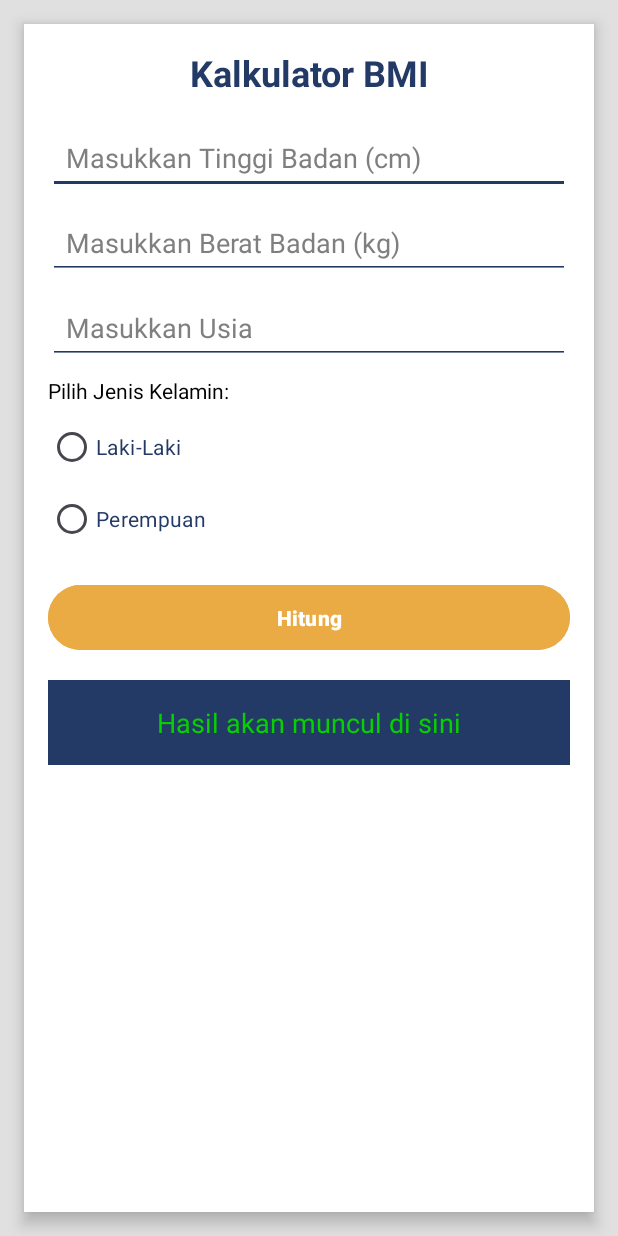
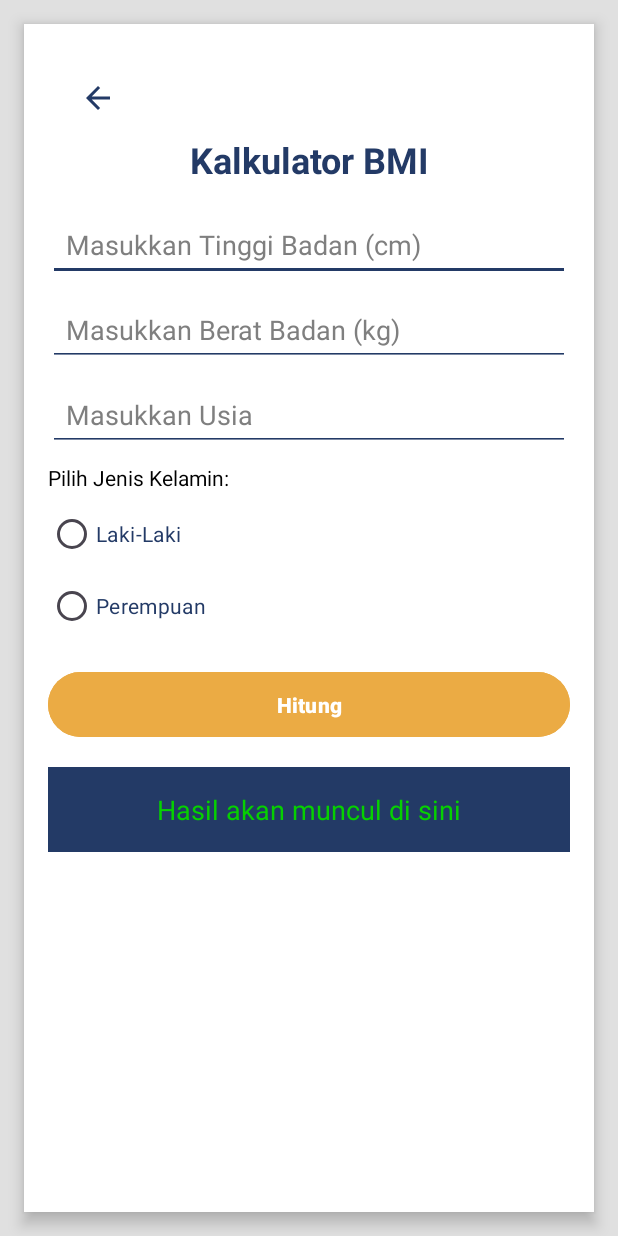
Before and after one commit to rizkimln/NutriPlan, an Android app: the KalkulatorActivity screen opened directly, with no data from a screen before it, on a phone screen of 412 x 824 dp. Run offline under Robolectric (Android 15) with nearby library versions, the phone set to English and light mode, and no system bars.

Commit message:
back button dan item nearest gym foto

```diff
--- a/app/src/main/java/com/example/tugashalamanawal/KalkulatorActivity.kt
+++ b/app/src/main/java/com/example/tugashalamanawal/KalkulatorActivity.kt
@@ -1,8 +1,10 @@
 package com.example.tugashalamanawal
 
+import android.content.Intent
 import android.os.Bundle
 import android.widget.Button
 import android.widget.EditText
+import android.widget.ImageView
 import android.widget.RadioGroup
 import android.widget.TextView
 import androidx.activity.enableEdgeToEdge
@@ -31,6 +33,12 @@ class KalkulatorActivity : AppCompatActivity() {
         val rgGender = findViewById<RadioGroup>(R.id.rgGender)
         val btnCalculate = findViewById<Button>(R.id.btnCalculate)
         val tvResult = findViewById<TextView>(R.id.tvResult)
+        val backButton = findViewById<ImageView>(R.id.backButton)
+
+        // Set up back button functionality
+        backButton.setOnClickListener {
+            finish() // Close the current activity and return to the previous one
+        }
 
         // Set up button click listener
         btnCalculate.setOnClickListener {
--- a/app/src/main/res/layout/activity_kalkulator.xml
+++ b/app/src/main/res/layout/activity_kalkulator.xml
@@ -6,6 +6,8 @@
     android:layout_height="match_parent"
     android:background="@color/grey"
     tools:context=".KalkulatorActivity">
+
+
 
     <LinearLayout
         android:layout_width="match_parent"
@@ -16,7 +18,27 @@
         android:elevation="6dp"
         android:layout_margin="16dp">
 
+        <!-- Black Back Button -->
+
         <!-- Title -->
+
+        <ImageView
+            android:id="@+id/backButton"
+            android:layout_width="50dp"
+            android:layout_height="50dp"
+            android:layout_marginStart="8dp"
+        android:layout_marginTop="8dp"
+        android:clickable="true"
+        android:contentDescription="Back Button"
+        android:focusable="true"
+        android:src="@drawable/ic_back"
+        android:padding="10dp"
+        android:scaleType="centerInside"
+        app:layout_constraintStart_toStartOf="parent"
+        app:layout_constraintTop_toTopOf="parent"
+        app:tint="@color/blue" />
+
+
         <TextView
             android:id="@+id/tvTitle"
             android:layout_width="match_parent"
--- a/app/src/main/res/layout/item_nearest_gym.xml
+++ b/app/src/main/res/layout/item_nearest_gym.xml
@@ -19,7 +19,7 @@
             android:layout_width="match_parent"
             android:layout_height="100dp"
             android:scaleType="centerCrop"
-            android:src="@drawable/ddd"
+            android:src="@drawable/food"
             app:shapeAppearanceOverlay="@style/RoundedImageView" />
 
         <TextView
```
Also changed, not shown: app/src/main/java/com/example/tugashalamanawal/RecipeDetailActivity.kt (+15 -36 lines), app/src/main/java/com/example/tugashalamanawal/RecipeMenuActivity.kt (+19 -11 lines), app/src/main/res/layout/activity_profil_user.xml (+0 -31 lines), app/src/main/res/layout/activity_recipe_detail.xml (+19 -4 lines), app/src/main/res/layout/activity_recipe_menu.xml (indentation only).
